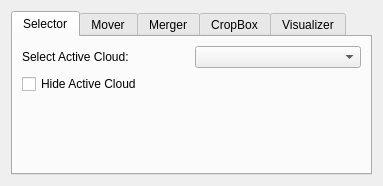
Above: controlbar.ui from AleyHD/PCL-Project before the change. Below: the same form after it.
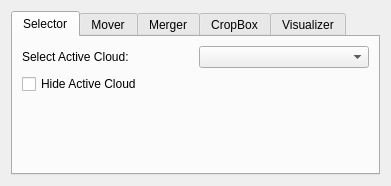
That is the form after the change. The open tabs and pages were chosen to show the change.

Diff of the .ui file:
```diff
--- a/controlbar.ui
+++ b/controlbar.ui
@@ -6,7 +6,7 @@
    <rect>
     <x>0</x>
     <y>0</y>
-    <width>383</width>
+    <width>391</width>
     <height>186</height>
    </rect>
   </property>
```
Left out of the diff: 2 changed lines with no effect on the pictures.
